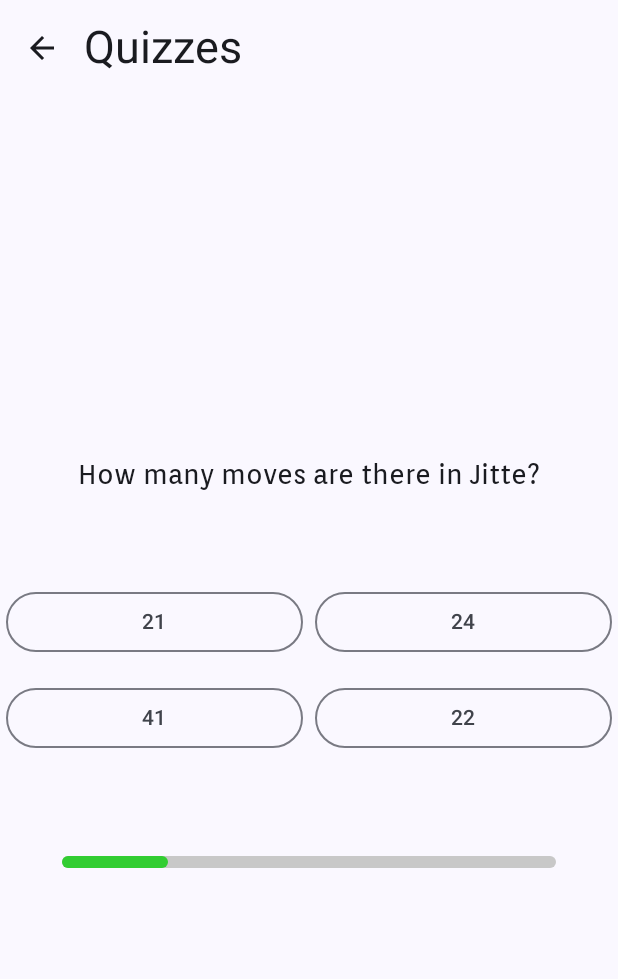
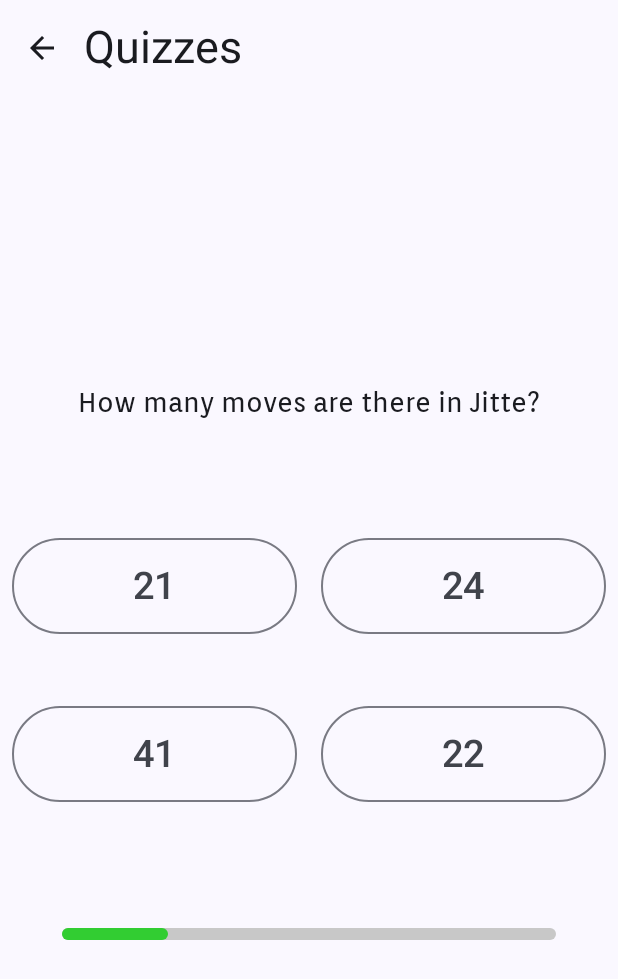
Before and after one commit to cpedrorafael/shotokan-kata-android, an Android app built with Jetpack Compose: the composable WordQuiz called with empty values, after a tap on "21", on a phone screen of 412 x 824 dp. Shown: the top 979 px of the screen. Run offline under Robolectric (Android 15) with nearby library versions, the phone set to English and light mode, and no system bars.

Commit message:
Quiz bug

```diff
--- a/app/src/main/java/com/guayaba/shotokankata/ui/quiz/QuizViewModel.kt
+++ b/app/src/main/java/com/guayaba/shotokankata/ui/quiz/QuizViewModel.kt
@@ -77,7 +77,6 @@ class QuizViewModel : ViewModel() {
     }
 
     fun answerQuestion(answer: String) {
-
         if(_questionFlow.value.isFinished) {
             return
         }
@@ -86,7 +85,7 @@ class QuizViewModel : ViewModel() {
             score++
         }else{
             try{
-                val currentQuestion = questions.element()
+                val currentQuestion = questions.peek()!!
                 wrongAnswers.add(currentQuestion.question)
             }catch (_: Exception){}
         }
--- a/app/src/main/java/com/guayaba/shotokankata/ui/quiz/WordQuiz.kt
+++ b/app/src/main/java/com/guayaba/shotokankata/ui/quiz/WordQuiz.kt
@@ -62,7 +62,11 @@ fun WordQuiz(viewModel: QuizViewModel, navHostController: NavHostController, qui
     Scaffold(
         topBar = {
             TopAppBar(title = {
-                Text("Quizzes", fontSize = TextUnit(30.0F, TextUnitType.Sp), textAlign = TextAlign.Left)
+                Text(
+                    "Quizzes",
+                    fontSize = TextUnit(30.0F, TextUnitType.Sp),
+                    textAlign = TextAlign.Left
+                )
             }, navigationIcon = {
                 IconButton(onClick = {
                     navHostController.popBackStack()
@@ -185,8 +189,11 @@ fun QuestionView(question: QuizQuestion, viewModel: QuizViewModel, onAnswer: (St
 
 @Composable
 fun TextAnswerButton(answer: String, onAnswer: (String) -> Unit) {
-    OutlinedButton(onClick = { onAnswer(answer) }, modifier = Modifier.padding(horizontal = 4.dp)) {
-        Text(text = answer)
+    OutlinedButton(
+        onClick = { onAnswer(answer) },
+        modifier = Modifier.padding(horizontal = 8.dp, vertical = 16.dp).height(64.dp)
+    ) {
+        Text(text = answer, fontSize = 25.sp)
     }
 }
 
```
